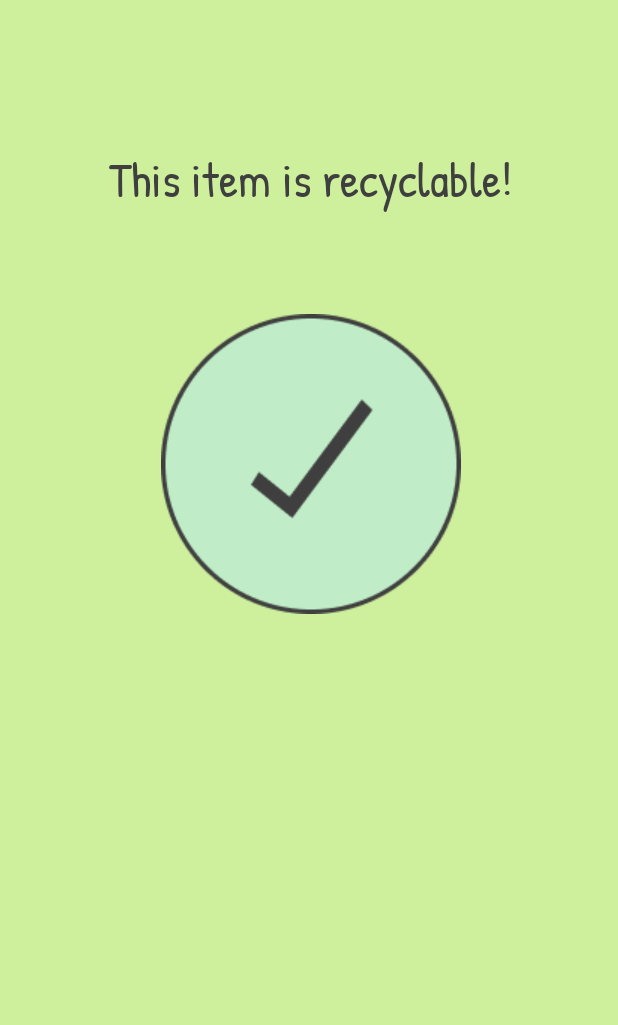
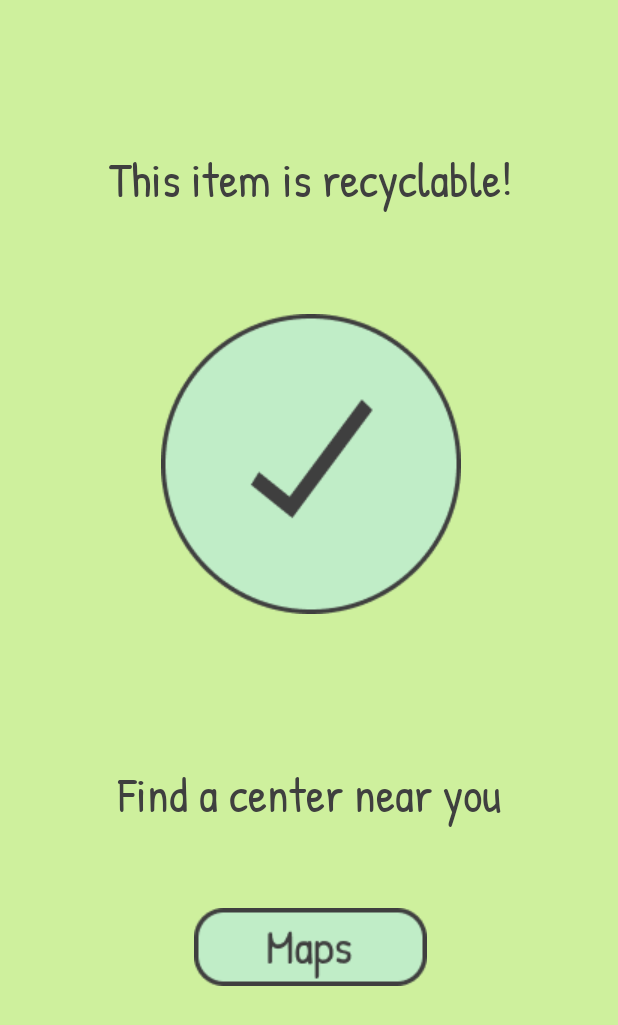
Before and after one commit to rgudla3/Merge22, an Android app: the layout can_recycle.xml on its own in the app's theme, with its tools: preview values and no code run, on a phone screen of 412 x 824 dp. Shown: the top 1025 px of the screen. Run offline under Robolectric (Android 15) with nearby library versions, the phone set to English and light mode, and no system bars.

Commit message:
design complete

```diff
--- a/app/src/main/res/layout/can_recycle.xml
+++ b/app/src/main/res/layout/can_recycle.xml
@@ -33,4 +33,29 @@
         android:textAppearance="@style/is_recyclable"
         android:textSize="32sp"/>
 
+    <!-- Find a center near you -->
+    <TextView
+        android:id="@+id/find_a_cent"
+        android:layout_width="260dp"
+        android:layout_height="47dp"
+        android:layout_alignParentLeft="true"
+        android:layout_alignParentTop="true"
+        android:layout_marginLeft="76dp"
+        android:layout_marginTop="507dp"
+        android:fontFamily="@font/patrick"
+        android:gravity="center_horizontal|top"
+        android:text="Find a center near you"
+        android:textAppearance="@style/find_a_cent" />
+
+    <!-- Maps button -->
+    <View
+        android:id="@+id/maps_button"
+        android:layout_width="155dp"
+        android:layout_height="52dp"
+        android:layout_alignParentLeft="true"
+        android:layout_alignParentTop="true"
+        android:layout_marginLeft="129dp"
+        android:layout_marginTop="605dp"
+        android:background="@drawable/maps_button" />
+
 </RelativeLayout>
--- a/app/src/main/res/values/styles.xml
+++ b/app/src/main/res/values/styles.xml
@@ -103,6 +103,18 @@
 
     </style>
 
+    <style name="find_a_cent">
+
+        <item name="android:textSize">
+            32sp
+        </item>
+
+        <item name="android:textColor">
+            #3F3F3F
+        </item>
+
+    </style>
+
 
 
 </resources>
```
Also changed, not shown: app/src/main/res/drawable/rectangle_7.xml (added, +30 -0 lines), app/src/main/res/drawable/maps_button.png (added).
